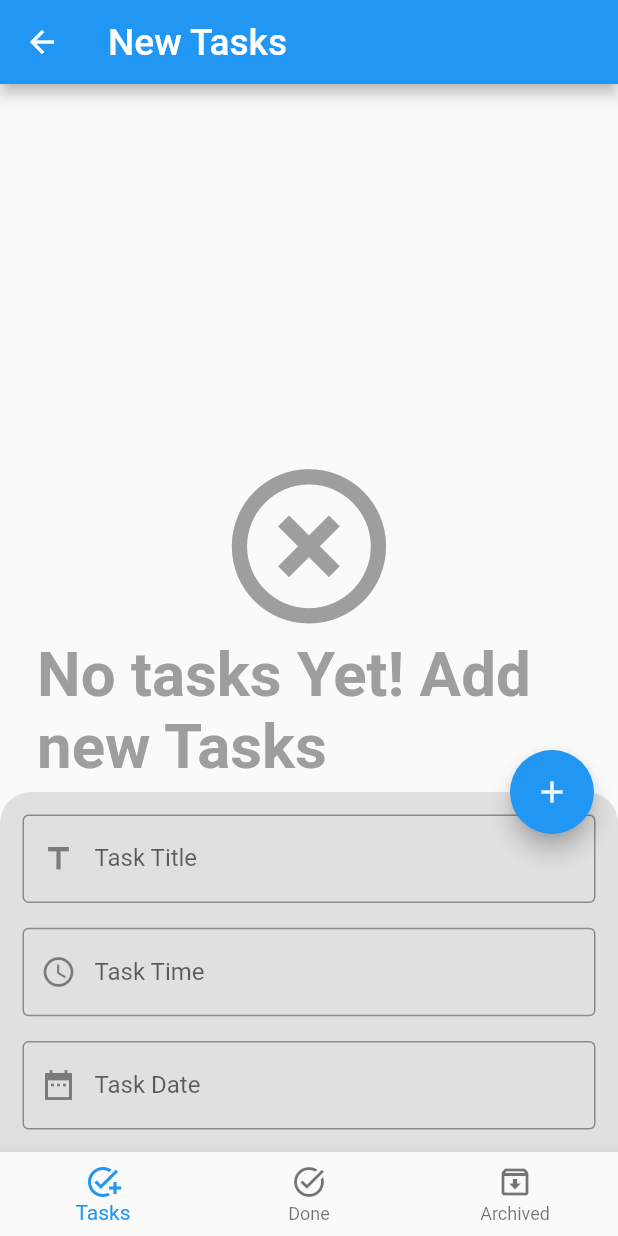
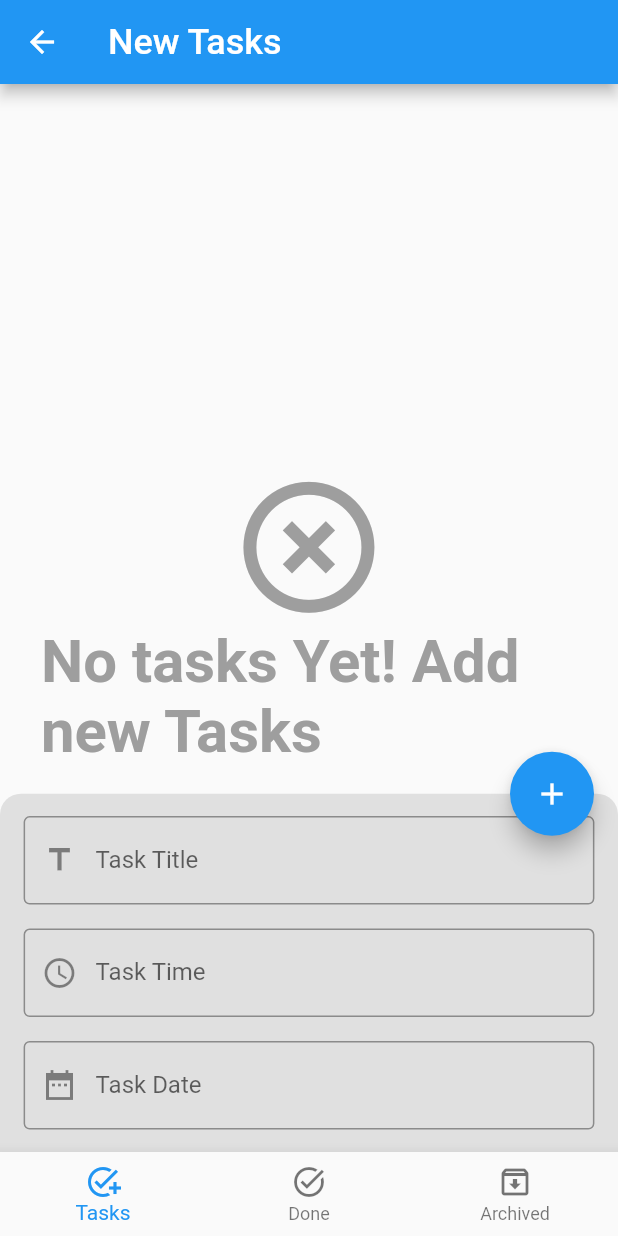
Before and after one commit to Kerolos-Youssef/todoApp, a Flutter app: the screen it shows after launch, after a tap on the "edit" icon, on a phone screen of 412 x 824 dp. Run offline on Flutter 3.47's test engine with Material 2 defaults, Android fonts, the phone set to English and light mode, and no system bars; our stand-ins replace bloc, flutter_bloc, flutter_screenutil, sqflite; accounts and stored records are empty; statements that could not run were skipped.

Commit message:
make app responsive

```diff
--- a/lib/layout/home_layout.dart
+++ b/lib/layout/home_layout.dart
@@ -1,6 +1,7 @@
 import 'package:flutter/cupertino.dart';
 import 'package:flutter/material.dart';
 import 'package:flutter_bloc/flutter_bloc.dart';
+import 'package:flutter_screenutil/flutter_screenutil.dart';
 import 'package:intl/intl.dart';
 import 'package:todo/shared/components/components.dart';
 import 'package:todo/shared/cubit/cubit.dart';
@@ -15,8 +16,6 @@ class HomeLayout extends StatelessWidget {
 
   @override
   Widget build(BuildContext context) {
-    double w = MediaQuery.of(context).size.width;
-    double h = MediaQuery.of(context).size.height;
     return BlocProvider(
       create: (context) => AppCubit()..createDatabase(),
       child: BlocConsumer<AppCubit, AppStates>(
@@ -33,7 +32,7 @@ class HomeLayout extends StatelessWidget {
                 AppCubit.get(context)
                     .titles[AppCubit.get(context).currentIndex],
                 style: TextStyle(
-                  fontSize: w * 0.06,
+                  fontSize: 24.sp,
                 ),
               ),
             ),
@@ -56,18 +55,22 @@ class HomeLayout extends StatelessWidget {
                       .showBottomSheet(
                         (context) {
                           return Container(
-                            padding: EdgeInsets.all(15),
+                            padding: EdgeInsets.symmetric(
+                              vertical: 15.h,
+                              horizontal: 15.w,
+                            ),
                             decoration: BoxDecoration(
                               color: Colors.grey[300],
                               borderRadius: BorderRadius.only(
                                 topLeft: Radius.circular(
-                                  w * 0.05,
+                                  14.r,
                                 ),
                                 topRight: Radius.circular(
-                                  w * 0.05,
+                                  14.r,
                                 ),
                               ),
                             ),
+                            child: SingleChildScrollView(
                               child: Form(
                                 key: formKey,
                                 child: Column(
@@ -86,7 +89,7 @@ class HomeLayout extends StatelessWidget {
                                       prefix: Icon(Icons.title),
                                     ),
                                     SizedBox(
-                                    height: h * 0.02,
+                                      height: 16.h,
                                     ),
                                     defaultTextFormField(
                                       controller: timeController,
@@ -110,7 +113,7 @@ class HomeLayout extends StatelessWidget {
                                       prefix: Icon(Icons.watch_later_outlined),
                                     ),
                                     SizedBox(
-                                    height: h * 0.02,
+                                      height: 16.h,
                                     ),
                                     defaultTextFormField(
                                       controller: dateController,
@@ -119,7 +122,8 @@ class HomeLayout extends StatelessWidget {
                                           context: context,
                                           initialDate: DateTime.now(),
                                           firstDate: DateTime.now(),
-                                        lastDate: DateTime.parse('2030-12-31'),
+                                          lastDate:
+                                              DateTime.parse('2030-12-31'),
                                         ).then((value) {
                                           dateController.text =
                                               DateFormat.yMMMd().format(value!);
@@ -136,6 +140,7 @@ class HomeLayout extends StatelessWidget {
                                       prefix: Icon(Icons.date_range_sharp),
                                     ),
                                   ],
+                                ),
                               ),
                             ),
                           );
--- a/lib/main.dart
+++ b/lib/main.dart
@@ -1,5 +1,6 @@
 import 'package:bloc/bloc.dart';
 import 'package:flutter/material.dart';
+import 'package:flutter_screenutil/flutter_screenutil.dart';
 import 'package:todo/layout/home_layout.dart';
 
 import 'shared/bloc_consumer.dart';
@@ -12,8 +13,22 @@ void main() {
 class MyApp extends StatelessWidget {
   @override
   Widget build(BuildContext context) {
-    return MaterialApp(
-      home: HomeLayout(),
+    return ScreenUtilInit(
+      designSize: Size(392.72727272727275, 825.4545454545455),
+      minTextAdapt: true,
+      splitScreenMode: true,
+      builder: () => MaterialApp(
+        builder: (context, widget) {
+          //add this line
+          ScreenUtil.setContext(context);
+          return MediaQuery(
+            //Setting font does not change with system font size
+            data: MediaQuery.of(context).copyWith(textScaleFactor: 1.0),
+            child: widget!,
+          );
+        },
+        home: HomeLayout(),
+      ),
     );
   }
 }
--- a/lib/modules/new_tasks/new_tasks_screen.dart
+++ b/lib/modules/new_tasks/new_tasks_screen.dart
@@ -1,5 +1,6 @@
 import 'package:flutter/material.dart';
 import 'package:flutter_bloc/flutter_bloc.dart';
+import 'package:flutter_screenutil/flutter_screenutil.dart';
 import 'package:todo/shared/components/components.dart';
 import 'package:todo/shared/cubit/cubit.dart';
 import 'package:todo/shared/cubit/states.dart';
@@ -13,41 +14,39 @@ class NewTasksScreen extends StatelessWidget {
     double h = MediaQuery.of(context).size.height;
     return BlocConsumer<AppCubit, AppStates>(
       builder: (context, state) {
-        return AppCubit.get(context).newtasks.length > 0
+        return AppCubit.get(context).newTasks.length > 0
             ? ListView.separated(
                 itemBuilder: (context, index) => buildTaskItem(
-                  height: h,
-                  width: w,
-                  model: AppCubit.get(context).newtasks[index],
+                  model: AppCubit.get(context).newTasks[index],
                   context: context,
                   isDone: AppCubit.get(context).isDone = true,
                   isArchive: AppCubit.get(context).isArchive = true,
                 ),
                 separatorBuilder: (context, index) => Container(
                   width: double.infinity,
-                  height: 1,
+                  height: 1.6.h,
                   color: Colors.grey[400],
                 ),
-                itemCount: AppCubit.get(context).newtasks.length,
+                itemCount: AppCubit.get(context).newTasks.length,
               )
             : Center(
+                child: SingleChildScrollView(
                   child: Column(
                     mainAxisAlignment: MainAxisAlignment.center,
                     children: [
                       Icon(
                         Icons.highlight_off,
-                      size: w * 0.3,
+                        size: 100.w,
                         color: Colors.grey,
                       ),
                       Padding(
-                      padding: EdgeInsetsDirectional.only(
-                        start: w * 0.06,
-                        end: w * 0.06,
+                        padding: EdgeInsets.symmetric(
+                          horizontal: 26.w,
                         ),
                         child: Text(
                           'No tasks Yet! Add new Tasks',
                           style: TextStyle(
-                          fontSize: w * 0.1,
+                            fontSize: 40.sp,
                             fontWeight: FontWeight.bold,
                             color: Colors.grey,
                           ),
@@ -55,6 +54,7 @@ class NewTasksScreen extends StatelessWidget {
                       ),
                     ],
                   ),
+                ),
               );
       },
       listener: (context, state) {},
--- a/lib/shared/cubit/cubit.dart
+++ b/lib/shared/cubit/cubit.dart
@@ -23,10 +23,9 @@ class AppCubit extends Cubit<AppStates> {
   late Database database;
   bool isDone = true;
   bool isArchive = true;
-
-  late List<Map> newtasks = [];
-  late List<Map> donetasks = [];
-  late List<Map> archivetasks = [];
+  late List<Map> newTasks = [];
+  late List<Map> doneTasks = [];
+  late List<Map> archiveTasks = [];
   bool isBottomSheetShown = false;
   IconData fabIcon = Icons.edit;
   void changeIndex(int index) {
@@ -108,19 +107,19 @@ class AppCubit extends Cubit<AppStates> {
 
   void getDataFromDatabase(database) async {
     emit(AppChangeTaskStatusState());
-    newtasks = [];
-    donetasks = [];
-    archivetasks = [];
+    newTasks = [];
+    doneTasks = [];
+    archiveTasks = [];
     emit(AppGetDatabaseLoadingState());
     database.rawQuery('SELECT * FROM tasks').then(
       (value) {
         value.forEach((element) {
           if (element['status'] == 'New')
-            newtasks.add(element);
+            newTasks.add(element);
           else if (element['status'] == 'done')
-            donetasks.add(element);
+            doneTasks.add(element);
           else
-            archivetasks.add(element);
+            archiveTasks.add(element);
         });
         emit(AppGetDatabaseState());
       },
--- a/pubspec.yaml
+++ b/pubspec.yaml
@@ -32,6 +32,7 @@ dependencies:
   intl: ^0.17.0
   bloc: ^7.2.1
   flutter_bloc: ^7.3.0
+  flutter_screenutil: ^5.3.1
 
 
 dev_dependencies:
```
Also changed, not shown: lib/modules/archived_tasks/archived_tasks_screen.dart (+11 -11 lines), lib/modules/done_tasks/done_tasks_screen.dart (+11 -11 lines), lib/shared/components/components.dart (+16 -12 lines), pubspec.lock. Lines whose indentation alone changed are shown as unchanged.
